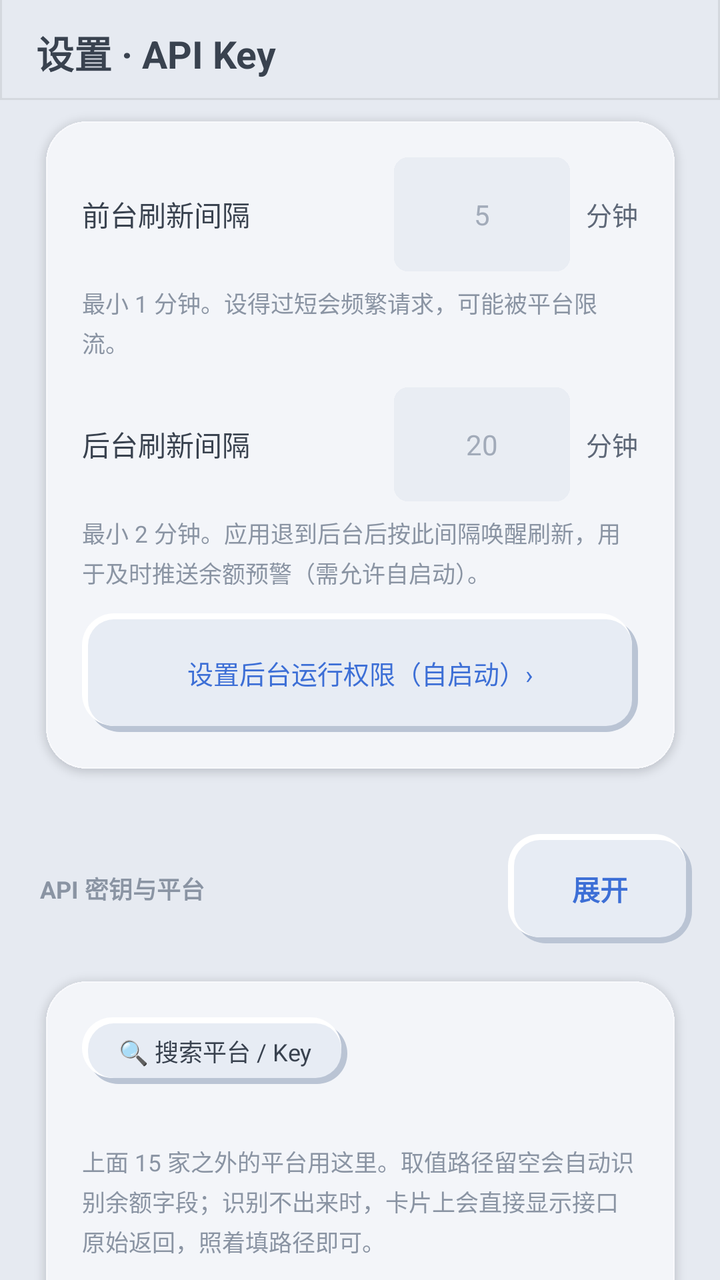
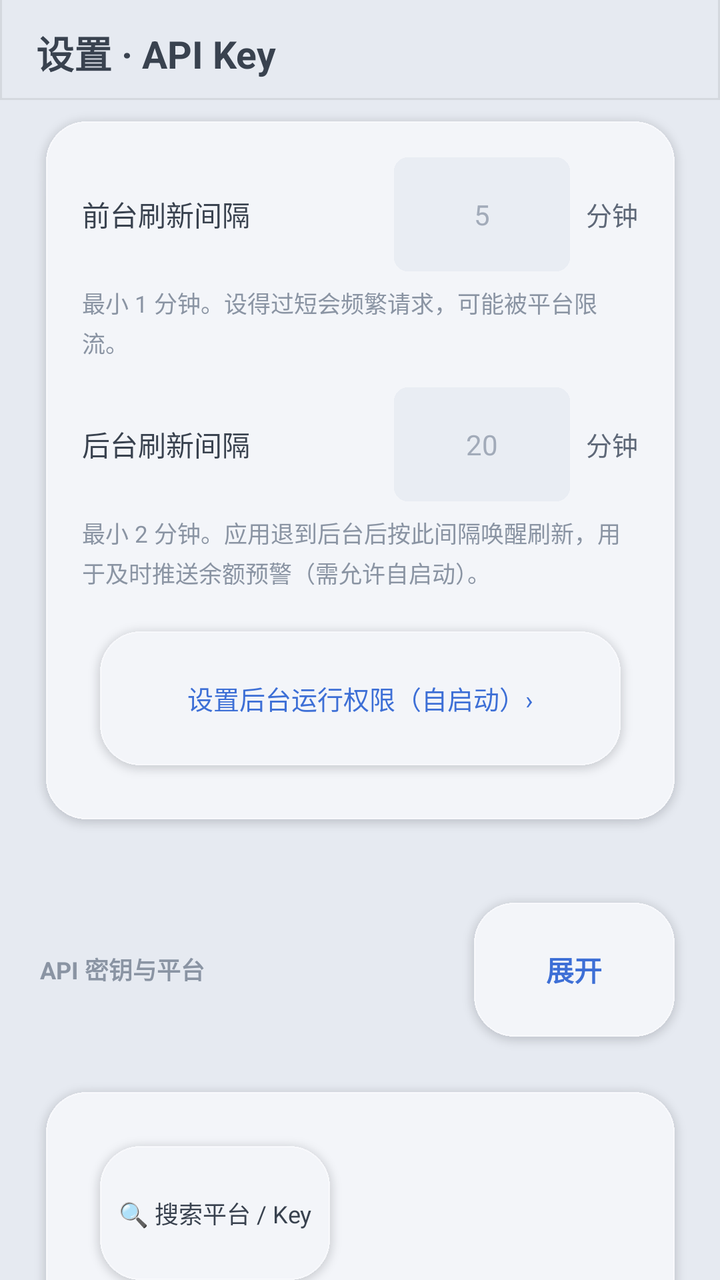

Screens rendered from an Android XML layout before and after an edit, with the pre-edit source and the edit as a unified diff.
<!-- AndroidManifest.xml: application theme AppTheme -->
<!-- res/layout/activity_settings.xml -->
<?xml version="1.0" encoding="utf-8"?>
<FrameLayout xmlns:android="http://schemas.android.com/apk/res/android"
    android:id="@+id/settings_root"
    android:layout_width="match_parent"
    android:layout_height="match_parent"
    android:background="@color/bg">

    <ScrollView
        android:id="@+id/settings_scroll"
        android:layout_width="match_parent"
        android:layout_height="match_parent"
        android:clipToPadding="false"
        android:scrollbars="none"
        android:overScrollMode="never"
        android:paddingLeft="14dp"
        android:paddingRight="14dp">

        <LinearLayout
            android:layout_width="match_parent"
            android:layout_height="wrap_content"
            android:orientation="vertical"
            android:paddingBottom="28dp">

            
            <TextView style="@style/SectionTitle" android:text="@string/sec_refresh" />

            <LinearLayout style="@style/SectionCard">

                <LinearLayout style="@style/FieldRow">
                    <TextView style="@style/FieldLabel"
                        android:text="@string/refresh_foreground" />
                    <EditText
                        android:id="@+id/e_fg_min"
                        style="@style/FieldInput"
                        android:inputType="number"
                        android:hint="5" />
                    <TextView style="@style/FieldUnit" android:text="@string/unit_minute" />
                </LinearLayout>

                <TextView style="@style/FieldHint"
                    android:text="@string/hint_refresh_fg" />

                <LinearLayout style="@style/FieldRow" android:layout_marginTop="14dp">
                    <TextView style="@style/FieldLabel"
                        android:text="@string/refresh_background" />
                    <EditText
                        android:id="@+id/e_bg_min"
                        style="@style/FieldInput"
                        android:inputType="number"
                        android:hint="20" />
                    <TextView style="@style/FieldUnit" android:text="@string/unit_minute" />
                </LinearLayout>

                <TextView style="@style/FieldHint"
                    android:text="@string/hint_refresh_bg" />

                <TextView
                    android:id="@+id/btn_autostart"
                    android:layout_width="match_parent"
                    android:layout_height="wrap_content"
                    android:layout_marginTop="12dp"
                    android:background="@drawable/neu_btn"
                    android:gravity="center"
                    android:paddingLeft="22dp"
                    android:paddingRight="22dp"
                    android:paddingTop="20dp"
                    android:paddingBottom="20dp"
                    android:text="@string/autostart_entry"
                    android:textColor="@color/accent"
                    android:textSize="13sp" />
            </LinearLayout>

            
            
            <LinearLayout
                android:layout_width="match_parent"
                android:layout_height="wrap_content"
                android:layout_marginTop="24dp"
                android:layout_marginLeft="6dp"
                android:layout_marginBottom="10dp"
                android:orientation="horizontal"
                android:gravity="center_vertical">

                <TextView
                    android:layout_width="0dp"
                    android:layout_height="wrap_content"
                    android:layout_weight="1"
                    android:text="@string/sec_keys"
                    android:textColor="@color/tx3"
                    android:textSize="12sp"
                    android:textStyle="bold" />

                <TextView
                    android:id="@+id/key_toggle"
                    android:layout_width="wrap_content"
                    android:layout_height="wrap_content"
                    android:background="@drawable/neu_btn"
                    android:gravity="center"
                    android:minWidth="92dp"
                    android:paddingLeft="26dp"
                    android:paddingRight="26dp"
                    android:paddingTop="17dp"
                    android:paddingBottom="17dp"
                    android:text="展开"
                    android:textColor="@color/accent"
                    android:textSize="14sp"
                    android:textStyle="bold" />
            </LinearLayout>

            <LinearLayout
                android:id="@+id/key_card"
                style="@style/SectionCard">

                
                <LinearLayout
                    android:layout_width="match_parent"
                    android:layout_height="wrap_content"
                    android:orientation="vertical"
                    android:layout_marginBottom="8dp">

                    <TextView
                        android:id="@+id/search_toggle"
                        android:layout_width="wrap_content"
                        android:layout_height="wrap_content"
                        android:background="@drawable/neu_btn"
                        android:gravity="center"
                        android:paddingLeft="18dp"
                        android:paddingRight="18dp"
                        android:paddingTop="8dp"
                        android:paddingBottom="8dp"
                        android:text="🔍 搜索平台 / Key"
                        android:textColor="@color/tx"
                        android:textSize="12sp" />

                    <EditText
                        android:id="@+id/search_box"
                        android:layout_width="match_parent"
                        android:layout_height="wrap_content"
                        android:layout_marginTop="8dp"
                        android:background="@drawable/neu_btn"
                        android:hint="输入平台名或 Key 关键字，按回车过滤…"
                        android:inputType="text"
                        android:imeOptions="actionSearch"
                        android:maxLines="1"
                        android:paddingLeft="14dp"
                        android:paddingRight="14dp"
                        android:paddingTop="10dp"
                        android:paddingBottom="10dp"
                        android:textColor="@color/tx"
                        android:textColorHint="@color/tx3"
                        android:textSize="13sp"
                        android:visibility="gone" />
                </LinearLayout>

                
                <TextView
                    android:id="@+id/notify_state"
                    android:layout_width="match_parent"
                    android:layout_height="wrap_content"
                    android:layout_marginBottom="16dp"
                    android:background="@drawable/neu_btn"
                    android:gravity="center"
                    android:paddingLeft="22dp"
                    android:paddingRight="22dp"
                    android:paddingTop="20dp"
                    android:paddingBottom="20dp"
                    android:text="@string/notify_off_hint"
                    android:textColor="@color/warn"
                    android:textSize="13sp"
                    android:visibility="gone" />

                <LinearLayout
                    android:id="@+id/key_fields"
                    android:layout_width="match_parent"
                    android:layout_height="wrap_content"
                    android:orientation="vertical" />

                
                <TextView
                    style="@style/FieldHint"
                    android:layout_marginTop="22dp"
                    android:text="@string/custom_note" />

                <LinearLayout
                    android:id="@+id/custom_fields"
                    android:layout_width="match_parent"
                    android:layout_height="wrap_content"
                    android:layout_marginTop="10dp"
                    android:orientation="vertical" />

                <TextView
                    android:id="@+id/btn_add_custom"
                    android:layout_width="match_parent"
                    android:layout_height="wrap_content"
                    android:layout_marginTop="10dp"
                    android:background="@drawable/neu_btn"
                    android:gravity="center"
                    android:paddingTop="20dp"
                    android:paddingBottom="20dp"
                    android:text="@string/custom_add"
                    android:textColor="@color/accent"
                    android:textSize="13sp" />
            </LinearLayout>

            
            
            <LinearLayout
                android:layout_width="match_parent"
                android:layout_height="wrap_content"
                android:layout_marginTop="24dp"
                android:layout_marginLeft="6dp"
                android:layout_marginBottom="10dp"
                android:orientation="horizontal"
                android:gravity="center_vertical">

                <TextView
                    android:layout_width="0dp"
                    android:layout_height="wrap_content"
                    android:layout_weight="1"
                    android:text="隐藏 API"
                    android:textColor="@color/tx3"
                    android:textSize="12sp"
                    android:textStyle="bold" />

                <TextView
                    android:id="@+id/hide_toggle"
                    android:layout_width="wrap_content"
                    android:layout_height="wrap_content"
                    android:background="@drawable/neu_btn"
                    android:gravity="center"
                    android:minWidth="92dp"
                    android:paddingLeft="26dp"
                    android:paddingRight="26dp"
                    android:paddingTop="17dp"
                    android:paddingBottom="17dp"
                    android:text="展开"
                    android:textColor="@color/accent"
                    android:textSize="14sp"
                    android:textStyle="bold" />
            </LinearLayout>

            <LinearLayout
                android:id="@+id/hide_card"
                style="@style/SectionCard"
                android:visibility="gone">

                <TextView
                    style="@style/FieldHint"
                    android:text="左开关=在 API 卡片/小组件隐藏；右开关=在用量统计隐藏。" />

                <LinearLayout
                    android:id="@+id/hide_fields"
                    android:layout_width="match_parent"
                    android:layout_height="wrap_content"
                    android:orientation="vertical" />
            </LinearLayout>

            <TextView style="@style/SectionTitle" android:text="统计图表显示" />

            <LinearLayout style="@style/SectionCard">
                <Switch
                    android:id="@+id/chart_show_bars"
                    android:layout_width="match_parent"
                    android:layout_height="wrap_content"
                    android:paddingTop="6dp"
                    android:paddingBottom="6dp"
                    android:text="显示每日消耗柱状"
                    android:textColor="@color/tx"
                    android:textSize="13sp" />

                <Switch
                    android:id="@+id/chart_show_grid"
                    android:layout_width="match_parent"
                    android:layout_height="wrap_content"
                    android:paddingTop="6dp"
                    android:paddingBottom="6dp"
                    android:text="显示背景网格"
                    android:textColor="@color/tx"
                    android:textSize="13sp" />

                <Switch
                    android:id="@+id/chart_show_legend"
                    android:layout_width="match_parent"
                    android:layout_height="wrap_content"
                    android:paddingTop="6dp"
                    android:paddingBottom="6dp"
                    android:text="显示图例（各 API 颜色说明）"
                    android:textColor="@color/tx"
                    android:textSize="13sp" />
            </LinearLayout>

            

            <TextView
                android:id="@+id/btn_pin"
                android:layout_width="match_parent"
                android:layout_height="wrap_content"
                android:layout_marginTop="10dp"
                android:background="@drawable/neu_btn"
                android:gravity="center"
                android:paddingTop="20dp"
                android:paddingBottom="20dp"
                android:text="@string/cfg_pin"
                android:textColor="@color/tx"
                android:textSize="14sp" />

            <TextView style="@style/FieldHint"
                android:layout_marginTop="16dp"
                android:text="@string/cfg_note" />

            <TextView
                android:id="@+id/app_version"
                style="@style/FieldHint"
                android:layout_marginTop="8dp"
                android:gravity="center"
                android:text="" />
        </LinearLayout>
    </ScrollView>

    
    <LinearLayout
        android:id="@+id/settings_header"
        android:layout_width="match_parent"
        android:layout_height="wrap_content"
        android:layout_gravity="top"
        android:orientation="horizontal"
        android:gravity="center_vertical"
        android:background="@drawable/header_bg"
        android:paddingLeft="18dp"
        android:paddingRight="12dp"
        android:paddingTop="12dp"
        android:paddingBottom="10dp">

        <TextView
            android:layout_width="0dp"
            android:layout_height="wrap_content"
            android:layout_weight="1"
            android:text="@string/cfg_title"
            android:textColor="@color/tx"
            android:textSize="19sp"
            android:textStyle="bold" />

    </LinearLayout>
</FrameLayout>
<!-- resources referenced by this layout -->
<resources>
  <color name="accent">#3D6FD6</color>
  <color name="bg">#E6EAF1</color>
  <color name="tx">#39424F</color>
  <color name="tx3">#8A94A3</color>
  <color name="warn">#A8730F</color>
  <!-- drawable neu_btn (drawable) -->
  <?xml version="1.0" encoding="utf-8"?>
  <selector xmlns:android="http://schemas.android.com/apk/res/android">
      <item android:state_pressed="true" android:drawable="@drawable/neu_pressed" />
      <item android:drawable="@drawable/neu_raised" />
  </selector>
  <string name="autostart_entry">设置后台运行权限（自启动）›</string>
  <string name="cfg_note">Key 只存在本机应用私有目录，仅发往对应平台官方接口。留空表示不显示该平台。</string>
  <string name="cfg_pin">添加到桌面</string>
  <string name="cfg_title">设置 · API Key</string>
  <string name="custom_add">＋ 添加自定义平台</string>
  <string name="custom_note">上面 15 家之外的平台用这里。取值路径留空会自动识别余额字段；识别不出来时，卡片上会直接显示接口原始返回，照着填路径即可。</string>
  <string name="hint_refresh_bg">最小 2 分钟。应用退到后台后按此间隔唤醒刷新，用于及时推送余额预警（需允许自启动）。</string>
  <string name="hint_refresh_fg">最小 1 分钟。设得过短会频繁请求，可能被平台限流。</string>
  <string name="notify_off_hint">通知已关闭，预警无法送达 · 点此开启</string>
  <string name="refresh_background">后台刷新间隔</string>
  <string name="refresh_foreground">前台刷新间隔</string>
  <string name="sec_keys">API 密钥与平台</string>
  <string name="sec_refresh">刷新频率</string>
  <string name="unit_minute">分钟</string>
  <style name="FieldRow">
          <item name="android:layout_width">match_parent</item>
          <item name="android:layout_height">wrap_content</item>
          <item name="android:orientation">horizontal</item>
          <item name="android:gravity">center_vertical</item>
      </style>
  <color name="header_line">#14000000</color>
  <!-- drawable neu_pressed (drawable) -->
  <?xml version="1.0" encoding="utf-8"?>
  <layer-list xmlns:android="http://schemas.android.com/apk/res/android">
      <item>
          <shape android:shape="rectangle">
              <solid android:color="@color/neu_sunken" />
              <corners android:radius="16dp" />
          </shape>
      </item>
      <item android:left="2dp" android:top="2dp" android:right="0dp" android:bottom="0dp">
          <shape android:shape="rectangle">
              <solid android:color="#22000000" />
              <corners android:radius="14dp" />
          </shape>
      </item>
      <item android:left="3dp" android:top="3dp" android:right="2dp" android:bottom="2dp">
          <shape android:shape="rectangle">
              <solid android:color="@color/neu_sunken" />
              <corners android:radius="13dp" />
          </shape>
      </item>
  </layer-list>
  <!-- drawable neu_raised (drawable) -->
  <?xml version="1.0" encoding="utf-8"?>
  <layer-list xmlns:android="http://schemas.android.com/apk/res/android">
      <item android:left="3dp" android:top="3dp" android:right="0dp" android:bottom="0dp">
          <shape android:shape="rectangle">
              <solid android:color="@color/neu_dark" />
              <corners android:radius="16dp" />
          </shape>
      </item>
      <item android:left="0dp" android:top="0dp" android:right="3dp" android:bottom="3dp">
          <shape android:shape="rectangle">
              <solid android:color="@color/neu_light" />
              <corners android:radius="16dp" />
          </shape>
      </item>
      <item android:left="3dp" android:top="3dp" android:right="3dp" android:bottom="3dp">
          <shape android:shape="rectangle">
              <solid android:color="@color/neu_surface" />
              <corners android:radius="13dp" />
          </shape>
      </item>
  </layer-list>
  <color name="hint_c">#A2ABB9</color>
  <color name="tx2">#5E6878</color>
  <color name="neu_sunken">#DCE1E9</color>
  <color name="neu_dark">#BAC4D4</color>
  <color name="neu_light">#FFFFFF</color>
  <color name="neu_surface">#E7ECF4</color>
  <!-- unchanged entries left out for length: 10 -->
</resources>

<!-- the commit's change to res/layout/activity_settings.xml (unified diff, before → after) -->
@@ -59,7 +59,7 @@
                     android:layout_width="match_parent"
                     android:layout_height="wrap_content"
                     android:layout_marginTop="12dp"
-                    android:background="@drawable/neu_btn"
+                    android:background="@drawable/card_bg"
                     android:gravity="center"
                     android:paddingLeft="22dp"
                     android:paddingRight="22dp"
@@ -94,7 +94,7 @@
                     android:id="@+id/key_toggle"
                     android:layout_width="wrap_content"
                     android:layout_height="wrap_content"
-                    android:background="@drawable/neu_btn"
+                    android:background="@drawable/card_bg"
                     android:gravity="center"
                     android:minWidth="92dp"
                     android:paddingLeft="26dp"
@@ -122,7 +122,7 @@
                         android:id="@+id/search_toggle"
                         android:layout_width="wrap_content"
                         android:layout_height="wrap_content"
-                        android:background="@drawable/neu_btn"
+                        android:background="@drawable/card_bg"
                         android:gravity="center"
                         android:paddingLeft="18dp"
                         android:paddingRight="18dp"
@@ -137,7 +137,7 @@
                         android:layout_width="match_parent"
                         android:layout_height="wrap_content"
                         android:layout_marginTop="8dp"
-                        android:background="@drawable/neu_btn"
+                        android:background="@drawable/card_bg"
                         android:hint="输入平台名或 Key 关键字，按回车过滤…"
                         android:inputType="text"
                         android:imeOptions="actionSearch"
@@ -158,7 +158,7 @@
                     android:layout_width="match_parent"
                     android:layout_height="wrap_content"
                     android:layout_marginBottom="16dp"
-                    android:background="@drawable/neu_btn"
+                    android:background="@drawable/card_bg"
                     android:gravity="center"
                     android:paddingLeft="22dp"
                     android:paddingRight="22dp"
@@ -193,7 +193,7 @@
                     android:layout_width="match_parent"
                     android:layout_height="wrap_content"
                     android:layout_marginTop="10dp"
-                    android:background="@drawable/neu_btn"
+                    android:background="@drawable/card_bg"
                     android:gravity="center"
                     android:paddingTop="20dp"
                     android:paddingBottom="20dp"
@@ -226,7 +226,7 @@
                     android:id="@+id/hide_toggle"
                     android:layout_width="wrap_content"
                     android:layout_height="wrap_content"
-                    android:background="@drawable/neu_btn"
+                    android:background="@drawable/card_bg"
                     android:gravity="center"
                     android:minWidth="92dp"
                     android:paddingLeft="26dp"
@@ -296,7 +296,7 @@
                 android:layout_width="match_parent"
                 android:layout_height="wrap_content"
                 android:layout_marginTop="10dp"
-                android:background="@drawable/neu_btn"
+                android:background="@drawable/card_bg"
                 android:gravity="center"
                 android:paddingTop="20dp"
                 android:paddingBottom="20dp"
<!-- resource entries referenced after the edit -->
@@ -5,12 +5,6 @@
   <color name="tx">#39424F</color>
   <color name="tx3">#8A94A3</color>
   <color name="warn">#A8730F</color>
-  <!-- drawable neu_btn (drawable) -->
-  <?xml version="1.0" encoding="utf-8"?>
-  <selector xmlns:android="http://schemas.android.com/apk/res/android">
-      <item android:state_pressed="true" android:drawable="@drawable/neu_pressed" />
-      <item android:drawable="@drawable/neu_raised" />
-  </selector>
   <string name="autostart_entry">设置后台运行权限（自启动）›</string>
   <string name="cfg_note">Key 只存在本机应用私有目录，仅发往对应平台官方接口。留空表示不显示该平台。</string>
   <string name="cfg_pin">添加到桌面</string>
@@ -32,56 +26,8 @@
           <item name="android:gravity">center_vertical</item>
       </style>
   <color name="header_line">#14000000</color>
-  <!-- drawable neu_pressed (drawable) -->
-  <?xml version="1.0" encoding="utf-8"?>
-  <layer-list xmlns:android="http://schemas.android.com/apk/res/android">
-      <item>
-          <shape android:shape="rectangle">
-              <solid android:color="@color/neu_sunken" />
-              <corners android:radius="16dp" />
-          </shape>
-      </item>
-      <item android:left="2dp" android:top="2dp" android:right="0dp" android:bottom="0dp">
-          <shape android:shape="rectangle">
-              <solid android:color="#22000000" />
-              <corners android:radius="14dp" />
-          </shape>
-      </item>
-      <item android:left="3dp" android:top="3dp" android:right="2dp" android:bottom="2dp">
-          <shape android:shape="rectangle">
-              <solid android:color="@color/neu_sunken" />
-              <corners android:radius="13dp" />
-          </shape>
-      </item>
-  </layer-list>
-  <!-- drawable neu_raised (drawable) -->
-  <?xml version="1.0" encoding="utf-8"?>
-  <layer-list xmlns:android="http://schemas.android.com/apk/res/android">
-      <item android:left="3dp" android:top="3dp" android:right="0dp" android:bottom="0dp">
-          <shape android:shape="rectangle">
-              <solid android:color="@color/neu_dark" />
-              <corners android:radius="16dp" />
-          </shape>
-      </item>
-      <item android:left="0dp" android:top="0dp" android:right="3dp" android:bottom="3dp">
-          <shape android:shape="rectangle">
-              <solid android:color="@color/neu_light" />
-              <corners android:radius="16dp" />
-          </shape>
-      </item>
-      <item android:left="3dp" android:top="3dp" android:right="3dp" android:bottom="3dp">
-          <shape android:shape="rectangle">
-              <solid android:color="@color/neu_surface" />
-              <corners android:radius="13dp" />
-          </shape>
-      </item>
-  </layer-list>
   <color name="hint_c">#A2ABB9</color>
   <color name="tx2">#5E6878</color>
-  <color name="neu_sunken">#DCE1E9</color>
-  <color name="neu_dark">#BAC4D4</color>
-  <color name="neu_light">#FFFFFF</color>
-  <color name="neu_surface">#E7ECF4</color>
   <!-- unchanged entries left out for length: 10 -->
 </resources>
 
